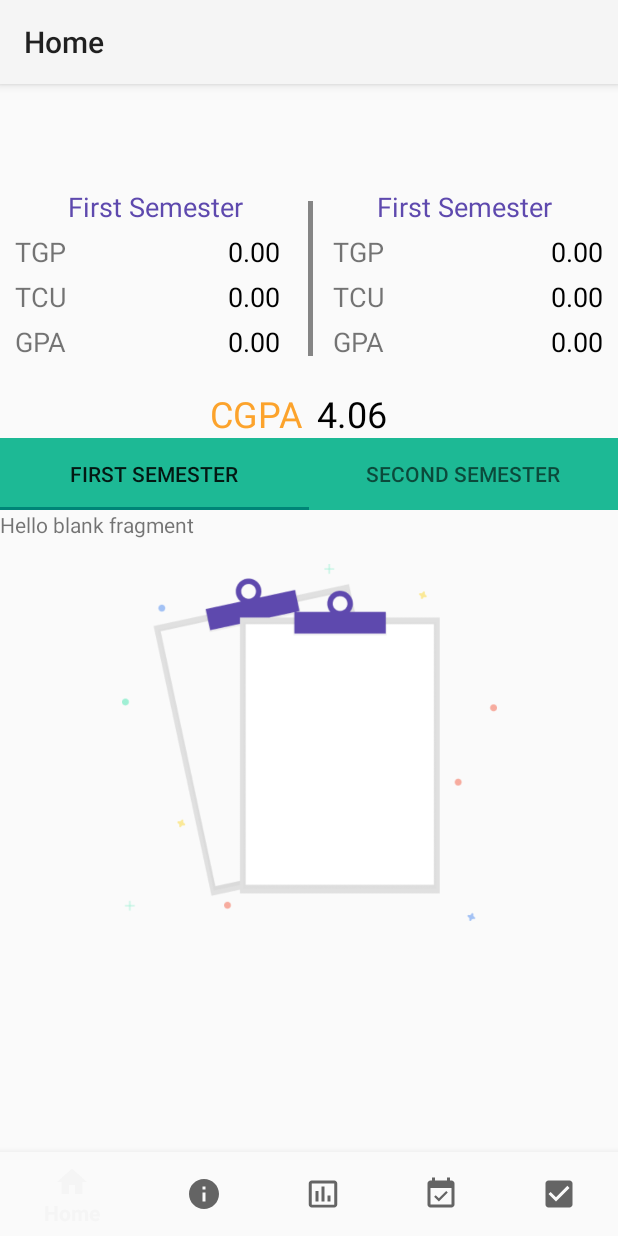
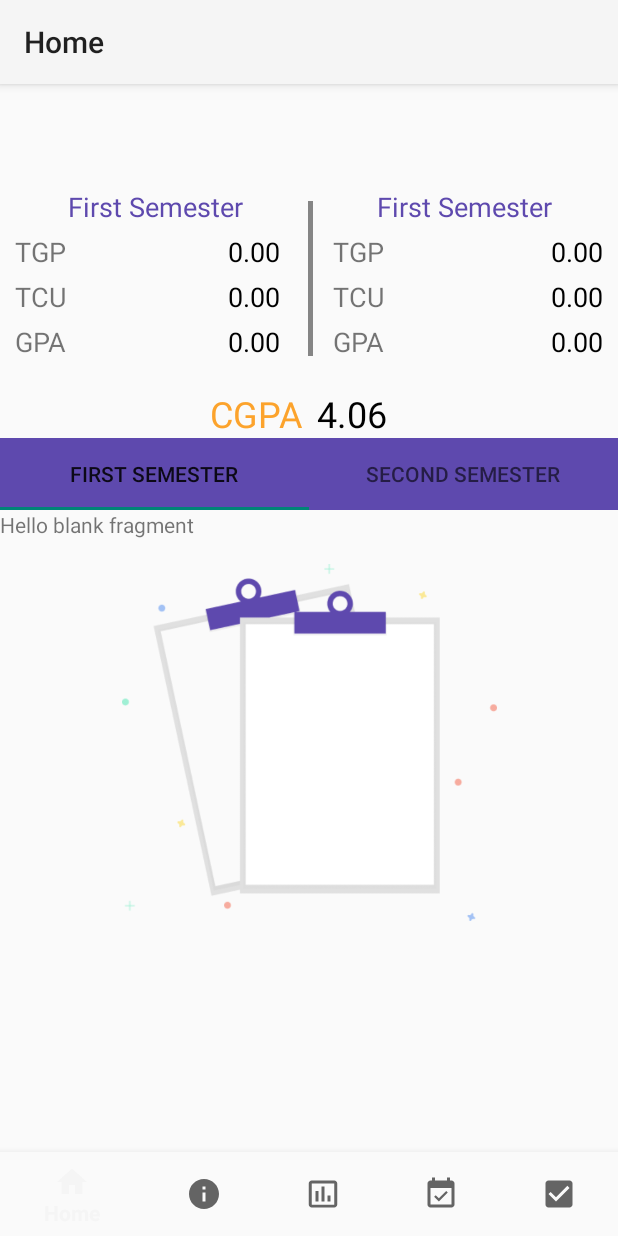
Before and after one commit to Chris-Eminence/complete-kotlin-course-from-tutorialspoint, an Android app: the HomeFragment screen opened directly, with no data from a screen before it, on a phone screen of 412 x 824 dp. Run offline under Robolectric (Android 15) with nearby library versions, the phone set to English and light mode, and no system bars; our stand-ins replace navigation-ui.

Commit message:
some modifications

```diff
--- a/CGPA-Calaculator/CGPA-Calaculator-master/app/src/main/res/layout/fragment_home.xml
+++ b/CGPA-Calaculator/CGPA-Calaculator-master/app/src/main/res/layout/fragment_home.xml
@@ -222,7 +222,7 @@
             android:id="@+id/tabLayout"
             android:layout_width="match_parent"
             android:layout_height="wrap_content"
-            android:background="#1db995"
+            android:background="#5E49AE"
             app:layout_constraintTop_toBottomOf="@id/cgpa_textView"
             app:layout_constraintLeft_toLeftOf="parent"
             app:layout_constraintRight_toLeftOf="@id/guideline">
--- a/CGPA-Calaculator/CGPA-Calaculator-master/app/src/main/res/navigation/mobile_navigation.xml
+++ b/CGPA-Calaculator/CGPA-Calaculator-master/app/src/main/res/navigation/mobile_navigation.xml
@@ -24,7 +24,7 @@
         tools:layout="@layout/fragment_notifications" />
 
     <fragment
-        android:id="@+id/cgpa"
+        android:id="@+id/navigation_cgpa"
         android:name="com.africinnovate.cgpa_calculator.Cgpa"
         android:label="@string/title_cgpa"
         tools:layout="@layout/fragment_cgpa" />
```
Also changed, not shown: CGPA-Calaculator/CGPA-Calaculator-master/app/src/main/java/com/africinnovate/cgpa_calculator/ui/dashboard/DashboardFragment.kt (+4 -4 lines), CGPA-Calaculator/CGPA-Calaculator-master/app/src/main/res/layout/fragment_dashboard.xml (+5 -16 lines), CGPA-Calaculator/CGPA-Calaculator-master/app/src/main/res/drawable-v24/logo.png (added).
